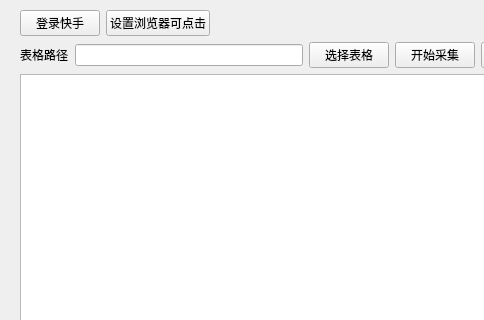
Old version of the form mpdc/mainwindow.ui in the repository kinglon/mpdc; both pictures show x 0 to 484 and y 0 to 320 of the 579 by 514 pixel window.
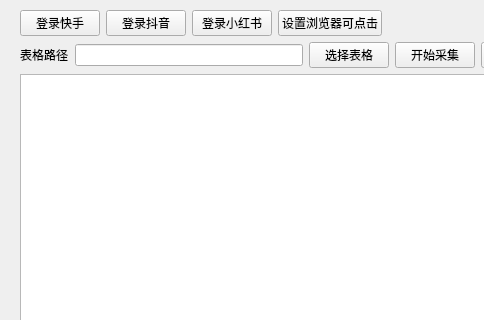
New version of the form.

Commit message: 增加小红书数据采集

```diff
--- a/mpdc/mainwindow.ui
+++ b/mpdc/mainwindow.ui
@@ -33,6 +33,20 @@
          </property>
         </widget>
        </item>
+       <item>
+        <widget class="QPushButton" name="loginDouyinBtn">
+         <property name="text">
+          <string>登录抖音</string>
+         </property>
+        </widget>
+       </item>
+       <item>
+        <widget class="QPushButton" name="loginRedBookBtn">
+         <property name="text">
+          <string>登录小红书</string>
+         </property>
+        </widget>
+       </item>
        <item>
         <widget class="QPushButton" name="enableBrowserBtn">
          <property name="text">
```
The commit also changes 17 other files.
